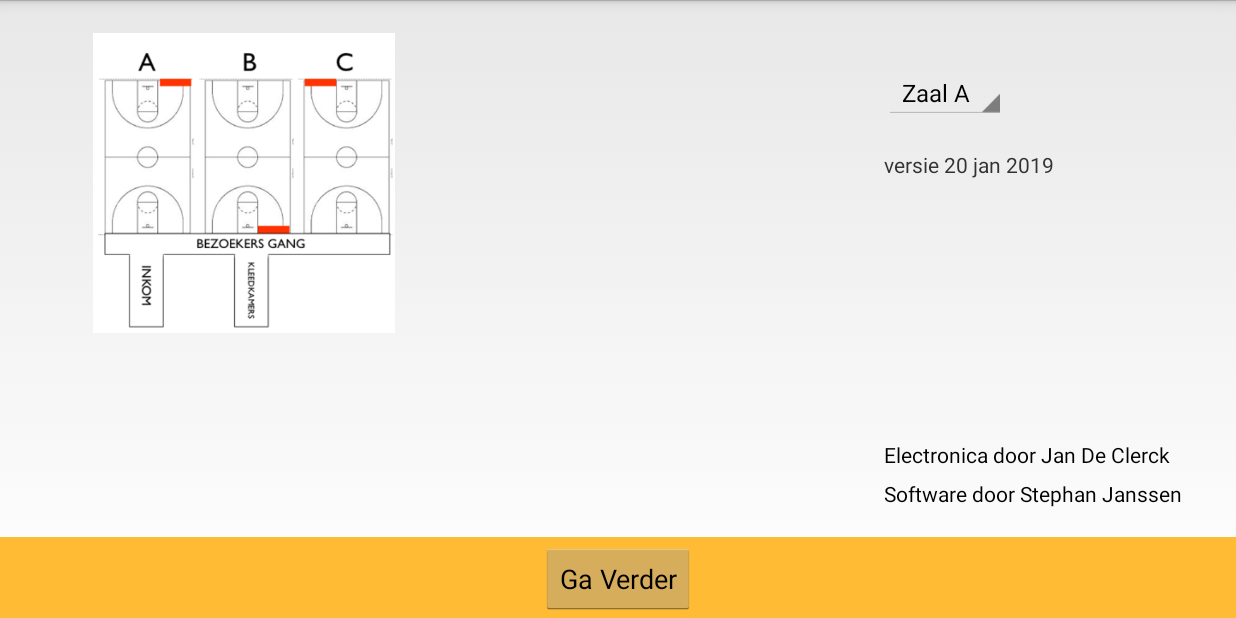
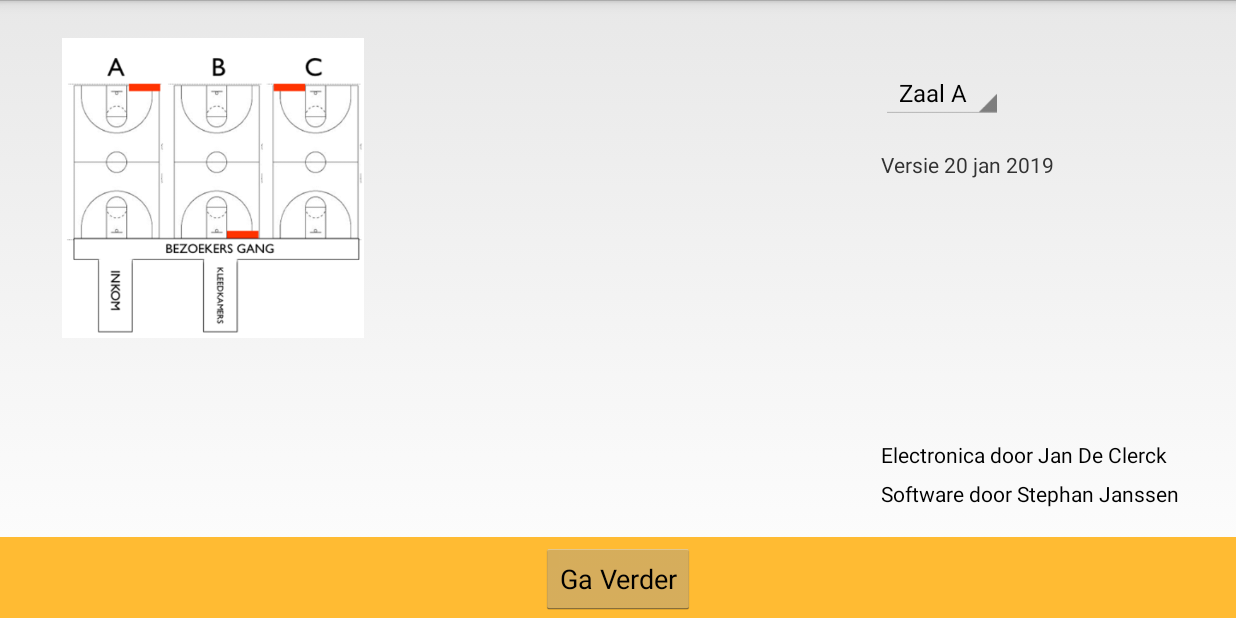
Before and after one commit to stephanj/AndroidRPIScoreboard, an Android app: the screen it shows after launch (CourtActivity), on a phone screen of 824 x 412 dp (held sideways). Run offline under Robolectric (Android 15) with nearby library versions, the phone set to English and light mode, and no system bars.

Commit message:
Renamed Version number variable reference

```diff
--- a/app/src/main/res/layout/activity_court.xml
+++ b/app/src/main/res/layout/activity_court.xml
@@ -11,8 +11,8 @@
         android:layout_height="216dp"
         android:layout_alignParentStart="true"
         android:layout_alignParentTop="true"
-        android:layout_marginStart="62dp"
-        android:layout_marginTop="14dp"
+        android:layout_marginStart="41dp"
+        android:layout_marginTop="17dp"
         android:contentDescription="@string/courtplan"
         android:src="@drawable/court_layout" />
 
@@ -88,6 +88,6 @@
         android:layout_alignParentEnd="true"
         android:layout_marginTop="100dp"
         android:layout_marginEnd="121dp"
-        android:text="@string/versie_6_sep_2017"
+        android:text="@string/versie_nummer"
         android:textAppearance="?android:attr/textAppearanceSmall" />
 </RelativeLayout>
--- a/app/src/main/res/values/strings.xml
+++ b/app/src/main/res/values/strings.xml
@@ -125,7 +125,7 @@
     <string name="kies">Kies</string>
     <string name="software_door_stephan_janssen">Software door Stephan Janssen</string>
     <string name="electronica_door_jan_de_clerck">Electronica door Jan De Clerck</string>
-    <string name="versie_6_sep_2017">versie 20 jan 2019</string>
+    <string name="versie_nummer">Versie 20 jan 2019</string>
     <string name="courtplan">courtPlan</string>
     <string name="start_aftelklok">Start Aftelklok</string>
     <string name="in_minuten">in minuten</string>
```
